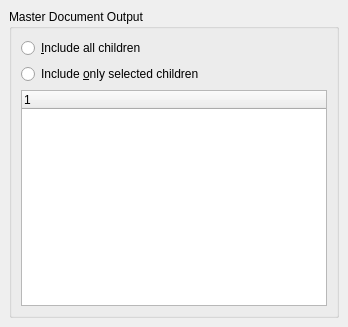
Before: the Qt Designer form src/frontends/qt4/ui/MasterChildUi.ui in cburschka/lyx, drawn with Qt 5.
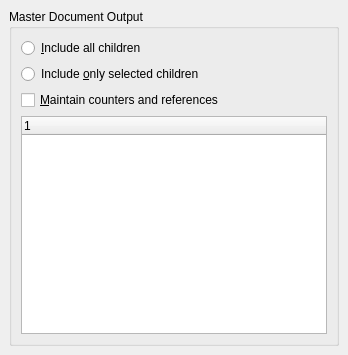
After: the same form once the commit is applied.

Commit message:
Add an option to assure that all aux files are maintained when using the includeonly feature, so that the page numbering and the references of the master file are maintained in the included children (bug 1005).
I made this optional since some people use \includeonly to save compilation time, but a proper aux file update
needs a full compilation of the complete master prior to the compilation of the \includeonly master.

Hence, a new buffer param is introduced (file format change).

Diff of the .ui file:
```diff
--- a/src/frontends/qt4/ui/MasterChildUi.ui
+++ b/src/frontends/qt4/ui/MasterChildUi.ui
@@ -6,7 +6,7 @@
     <x>0</x>
     <y>0</y>
     <width>348</width>
-    <height>327</height>
+    <height>355</height>
    </rect>
   </property>
   <property name="windowTitle" >
@@ -55,6 +55,16 @@
        </widget>
       </item>
       <item row="2" column="0" >
+       <widget class="QCheckBox" name="maintainAuxCB" >
+        <property name="toolTip" >
+         <string>Assure counters and references are as in the complete document (prolonges compilation)</string>
+        </property>
+        <property name="text" >
+         <string>&amp;Maintain counters and references</string>
+        </property>
+       </widget>
+      </item>
+      <item row="3" column="0" >
        <widget class="QTreeWidget" name="childrenTW" />
       </item>
      </layout>
```
Left out of the diff: 20 changed lines with no effect on the pictures. The commit also changes 10 other files.
